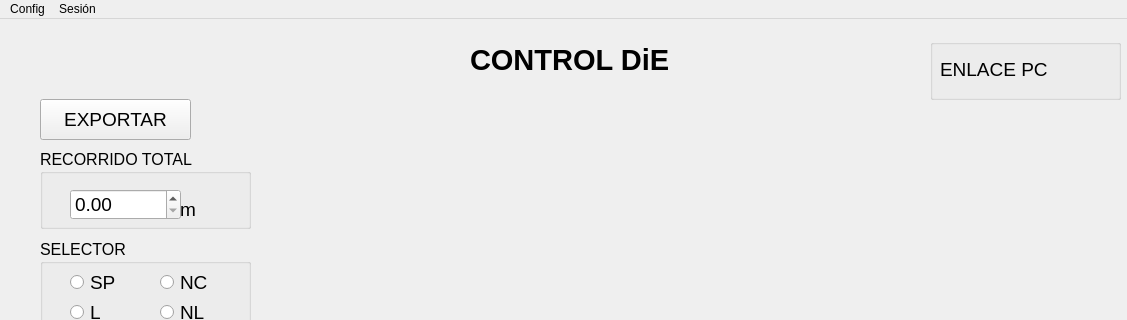
Qt form mainwindow.ui (jcaf/SistemaDie-2026-softwareQt) before a commit; both pictures show x 0 to 1127 and y 0 to 320 of the 1127 by 689 pixel window.
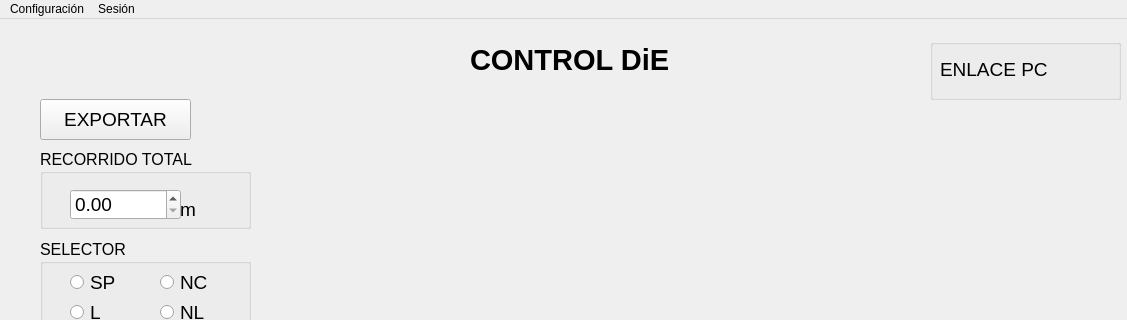
The same form after that commit. Icons and pictures are not drawn.

What changed in the file:
```diff
--- a/mainwindow.ui
+++ b/mainwindow.ui
@@ -579,7 +579,7 @@
      </font>
     </property>
     <property name="title">
-     <string>Config</string>
+     <string>Configuración</string>
     </property>
     <addaction name="actionConstantes"/>
    </widget>
```
Left out of the diff: 13 changed lines with no effect on the pictures.
